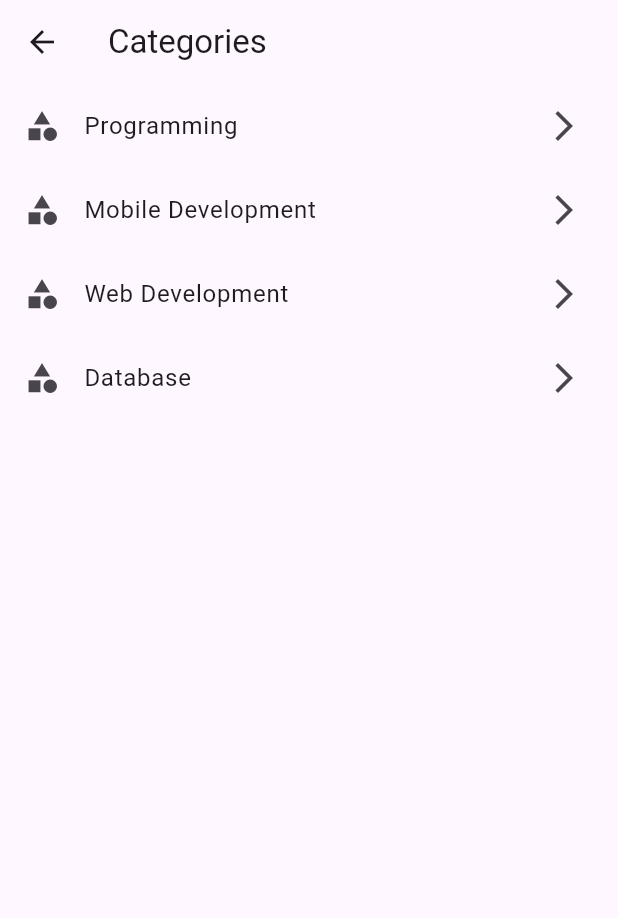
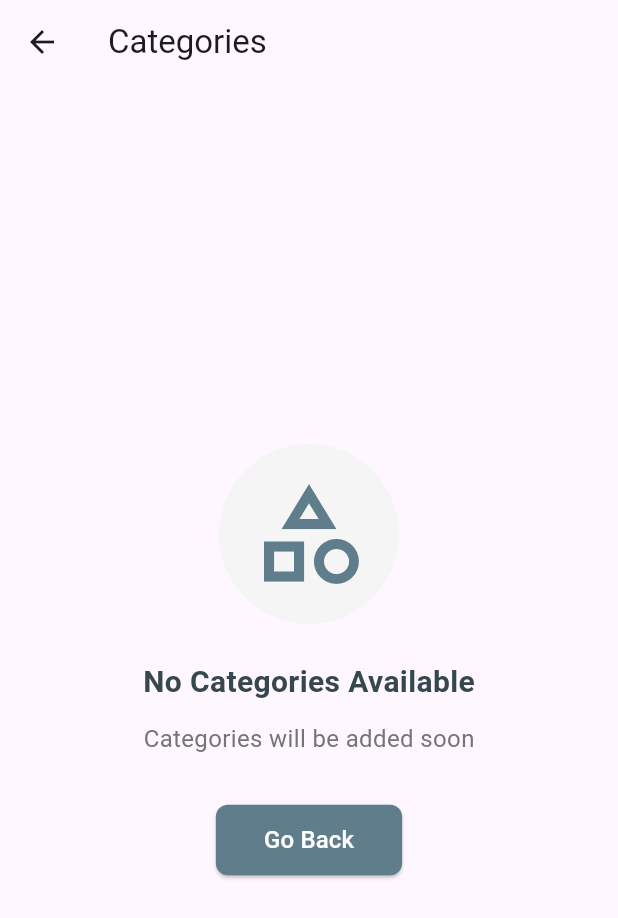
Before and after one commit to Kasun-kc/Book-Store-app, a Flutter app: the screen it shows after launch, item 2 of the bottom bar chosen, in the side drawer, after a tap on "Categories", on a phone screen of 412 x 824 dp. Shown: the top 918 px of the screen. Run offline on Flutter 3.47's test engine with Material 3 defaults, Android fonts, the phone set to English and light mode, and no system bars; our stand-ins replace get; network calls fail.

Commit message:
Refactor UI components for improved layout and styling consistency across screens

```diff
--- a/lib/book_widget.dart
+++ b/lib/book_widget.dart
@@ -49,9 +49,9 @@ Perfect for both beginners and experienced developers looking to expand their kn
         );
       },
       child: Card(
-        elevation: 3, // Slightly increased elevation
-        margin: EdgeInsets.symmetric(
-            horizontal: 6, vertical: 6), // Increased margin
+        elevation: 2, // Reduced elevation
+        margin:
+            EdgeInsets.symmetric(horizontal: 4, vertical: 4), // Reduced margin
         shape: RoundedRectangleBorder(
           borderRadius: BorderRadius.circular(8), // Increased border radius
         ),
@@ -109,7 +109,7 @@ Perfect for both beginners and experienced developers looking to expand their kn
                   flex: 2,
                   child: Padding(
                     padding:
-                        EdgeInsets.fromLTRB(10, 8, 10, 8), // Adjusted padding
+                        EdgeInsets.fromLTRB(8, 6, 8, 6), // Adjusted padding
                     child: Column(
                       mainAxisSize: MainAxisSize.min,
                       crossAxisAlignment: CrossAxisAlignment.start,
@@ -122,29 +122,29 @@ Perfect for both beginners and experienced developers looking to expand their kn
                               Text(
                                 title,
                                 style: TextStyle(
-                                  fontSize: 13,
+                                  fontSize: 12, // Reduced font size
                                   fontWeight: FontWeight.bold,
-                                  height: 1.2,
+                                  height: 1.1, // Reduced line height
                                 ),
                                 maxLines: 2,
                                 overflow: TextOverflow.ellipsis,
                               ),
-                              SizedBox(height: 3),
+                              SizedBox(height: 2), // Reduced spacing
                               Text(
                                 'by $author',
                                 style: TextStyle(
-                                  fontSize: 11,
+                                  fontSize: 10, // Reduced font size
                                   color: Colors.grey[600],
-                                  height: 1.2,
+                                  height: 1.1, // Reduced line height
                                 ),
                                 maxLines: 1,
                                 overflow: TextOverflow.ellipsis,
                               ),
-                              SizedBox(height: 4),
+                              SizedBox(height: 3), // Reduced spacing
                               Text(
                                 'LKR ${price.toStringAsFixed(2)}',
                                 style: TextStyle(
-                                  fontSize: 13,
+                                  fontSize: 12,
                                   fontWeight: FontWeight.w600,
                                   color: Colors.blueAccent[700],
                                 ),
@@ -152,10 +152,10 @@ Perfect for both beginners and experienced developers looking to expand their kn
                             ],
                           ),
                         ),
-                        SizedBox(height: 6),
+                        SizedBox(height: 4), // Reduced spacing
                         SizedBox(
                           width: double.infinity,
-                          height: 28, // Increased height
+                          height: 26, // Reduced height
                           child: ElevatedButton(
                             onPressed: () {
                               cartController.addToCart(this);
--- a/lib/main.dart
+++ b/lib/main.dart
@@ -56,8 +56,9 @@ class _HomeScreenState extends State<HomeScreen> {
         title: Text('Book Store'),
         bottom: PreferredSize(
           preferredSize: Size.fromHeight(50.0),
-          child: Padding(
-            padding: EdgeInsets.all(8.0),
+          child: Container(
+            padding: EdgeInsets.fromLTRB(12, 8, 12, 12),
+            color: Colors.white,
             child: TextField(
               onChanged: (value) {
                 setState(() {
@@ -66,10 +67,20 @@ class _HomeScreenState extends State<HomeScreen> {
               },
               decoration: InputDecoration(
                 hintText: 'Search by book name or author',
+                hintStyle: TextStyle(color: Colors.grey[400]),
                 border: OutlineInputBorder(
                   borderRadius: BorderRadius.circular(8.0),
+                  borderSide: BorderSide(color: Colors.grey[300]!),
                 ),
-                prefixIcon: Icon(Icons.search),
+                enabledBorder: OutlineInputBorder(
+                  borderRadius: BorderRadius.circular(8.0),
+                  borderSide: BorderSide(color: Colors.grey[300]!),
+                ),
+                contentPadding:
+                    EdgeInsets.symmetric(horizontal: 16, vertical: 0),
+                prefixIcon: Icon(Icons.search, color: Colors.grey[400]),
+                filled: true,
+                fillColor: Colors.grey[50],
               ),
             ),
           ),
@@ -233,16 +244,22 @@ class HomeScreenContent extends StatelessWidget {
           book.author.toLowerCase().contains(searchQuery);
     }).toList();
 
-    return GridView.builder(
-      padding: EdgeInsets.all(6), // Reduced padding
-      gridDelegate: SliverGridDelegateWithFixedCrossAxisCount(
-        crossAxisCount: 2,
-        childAspectRatio: 0.72, // Slightly increased ratio
-        crossAxisSpacing: 6, // Reduced spacing
-        mainAxisSpacing: 6, // Reduced spacing
+    return Container(
+      color: Colors.grey[50], // Add subtle background color
+      child: GridView.builder(
+        padding: EdgeInsets.symmetric(
+          horizontal: 8,
+          vertical: 12,
+        ),
+        gridDelegate: SliverGridDelegateWithFixedCrossAxisCount(
+          crossAxisCount: 2,
+          childAspectRatio: 0.75,
+          crossAxisSpacing: 8,
+          mainAxisSpacing: 12,
+        ),
+        itemCount: filteredBooks.length,
+        itemBuilder: (context, index) => filteredBooks[index],
       ),
-      itemCount: filteredBooks.length,
-      itemBuilder: (context, index) => filteredBooks[index],
     );
   }
 }
--- a/lib/screens/cart_screen.dart
+++ b/lib/screens/cart_screen.dart
@@ -31,6 +31,27 @@ class CartScreen extends StatelessWidget {
               )
             : Column(
                 children: [
+                  Container(
+                    padding: EdgeInsets.symmetric(vertical: 8, horizontal: 16),
+                    color: Colors.grey[100],
+                    child: Row(
+                      children: [
+                        Icon(
+                          Icons.swipe_left_alt,
+                          color: Colors.grey[600],
+                          size: 20,
+                        ),
+                        SizedBox(width: 8),
+                        Text(
+                          'Swipe left to remove items',
+                          style: TextStyle(
+                            color: Colors.grey[600],
+                            fontSize: 13,
+                          ),
+                        ),
+                      ],
+                    ),
+                  ),
                   Expanded(
                     child: ListView.builder(
                       itemCount: cartController.cartItems.length,
--- a/lib/screens/category_screen.dart
+++ b/lib/screens/category_screen.dart
@@ -9,29 +9,61 @@ class CategoryScreen extends StatelessWidget {
       appBar: AppBar(
         title: Text('Categories'),
       ),
-      body: ListView(
+      body: Center(
+        child: Column(
+          mainAxisAlignment: MainAxisAlignment.center,
           children: [
-          ListTile(
-            leading: Icon(Icons.category),
-            title: Text('Programming'),
-            trailing: Icon(Icons.arrow_forward_ios),
+            Container(
+              padding: EdgeInsets.all(20),
+              decoration: BoxDecoration(
+                color: Colors.grey[100],
+                shape: BoxShape.circle,
               ),
-          ListTile(
-            leading: Icon(Icons.category),
-            title: Text('Mobile Development'),
-            trailing: Icon(Icons.arrow_forward_ios),
+              child: Icon(
+                Icons.category_outlined,
+                size: 80,
+                color: Colors.blueGrey,
               ),
-          ListTile(
-            leading: Icon(Icons.category),
-            title: Text('Web Development'),
-            trailing: Icon(Icons.arrow_forward_ios),
             ),
-          ListTile(
-            leading: Icon(Icons.category),
-            title: Text('Database'),
-            trailing: Icon(Icons.arrow_forward_ios),
+            SizedBox(height: 24),
+            Text(
+              'No Categories Available',
+              style: TextStyle(
+                fontSize: 20,
+                fontWeight: FontWeight.bold,
+                color: Colors.blueGrey[800],
+              ),
+            ),
+            SizedBox(height: 12),
+            Text(
+              'Categories will be added soon',
+              style: TextStyle(
+                fontSize: 16,
+                color: Colors.grey[600],
+              ),
+            ),
+            SizedBox(height: 32),
+            ElevatedButton(
+              onPressed: () {
+                Navigator.pop(context);
+              },
+              style: ElevatedButton.styleFrom(
+                backgroundColor: Colors.blueGrey,
+                padding: EdgeInsets.symmetric(horizontal: 32, vertical: 12),
+                shape: RoundedRectangleBorder(
+                  borderRadius: BorderRadius.circular(8),
+                ),
+              ),
+              child: Text(
+                'Go Back',
+                style: TextStyle(
+                  fontSize: 16,
+                  color: Colors.white,
+                ),
+              ),
             ),
           ],
+        ),
       ),
     );
   }
--- a/lib/screens/favourite_screen.dart
+++ b/lib/screens/favourite_screen.dart
@@ -54,7 +54,32 @@ class FavouriteScreen extends StatelessWidget {
                   ],
                 ),
               )
-            : ListView.builder(
+            : Column(
+                children: [
+                  // Add hint message for swipe functionality
+                  Container(
+                    padding: EdgeInsets.symmetric(vertical: 8, horizontal: 16),
+                    color: Colors.grey[50],
+                    child: Row(
+                      children: [
+                        Icon(
+                          Icons.swipe_left_alt,
+                          color: Colors.grey[600],
+                          size: 20,
+                        ),
+                        SizedBox(width: 8),
+                        Text(
+                          'Swipe left to remove from favorites',
+                          style: TextStyle(
+                            color: Colors.grey[600],
+                            fontSize: 13,
+                          ),
+                        ),
+                      ],
+                    ),
+                  ),
+                  Expanded(
+                    child: ListView.builder(
                       padding: EdgeInsets.all(8),
                       itemCount: favoriteController.favoriteBooks.length,
                       itemBuilder: (context, index) {
@@ -79,7 +104,8 @@ class FavouriteScreen extends StatelessWidget {
                           ),
                           child: Card(
                             elevation: 2,
-                      margin: EdgeInsets.symmetric(vertical: 4, horizontal: 2),
+                            margin: EdgeInsets.symmetric(
+                                vertical: 4, horizontal: 2),
                             child: ListTile(
                               contentPadding: EdgeInsets.all(8),
                               leading: Hero(
@@ -130,6 +156,9 @@ class FavouriteScreen extends StatelessWidget {
                       },
                     ),
                   ),
+                ],
+              ),
+      ),
     );
   }
 }
```
Lines whose indentation alone changed are shown as unchanged.
